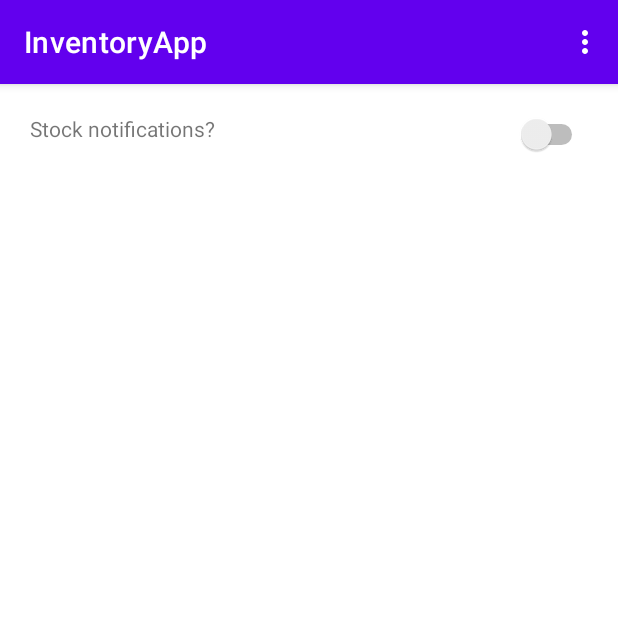
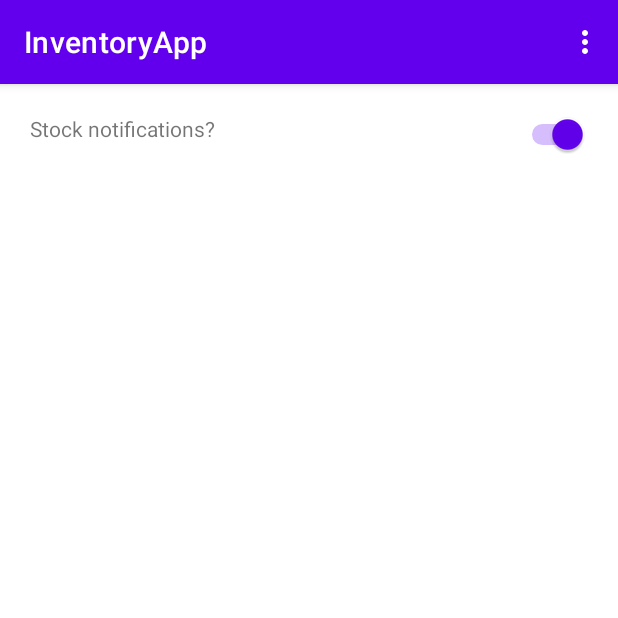
Before and after one commit to wbrandow/InventoryApp_AndroidStudio, an Android app: the NotificationDialogFragment screen opened through its navigation route, in the options menu, after a tap on "Notifications", on a phone screen of 412 x 824 dp, the top half of it. Run offline under Robolectric (Android 15) with nearby library versions, the phone set to English and light mode, and no system bars.

```diff
--- a/InventoryApp/app/src/main/java/com/cs360/inventoryapp/MainActivity.java
+++ b/InventoryApp/app/src/main/java/com/cs360/inventoryapp/MainActivity.java
@@ -4,6 +4,9 @@ import androidx.annotation.NonNull;
 import androidx.appcompat.app.AppCompatActivity;
 import androidx.navigation.Navigation;
 import androidx.navigation.fragment.NavHostFragment;
+
+import android.content.Context;
+import android.content.SharedPreferences;
 import android.os.Bundle;
 import android.view.Menu;
 import android.view.MenuItem;
@@ -26,7 +29,8 @@ public class MainActivity extends AppCompatActivity {
     @Override
     public boolean onOptionsItemSelected(@NonNull MenuItem item) {
         if (item.getItemId() == R.id.notifications) {
-            Navigation.findNavController(findViewById(R.id.nav_host_fragment)).navigate(R.id.notification_dialog_fragment);
+            Navigation.findNavController(findViewById(R.id.nav_host_fragment))
+                    .navigate(R.id.notification_dialog_fragment);
         }
         return true;
     }
--- a/InventoryApp/app/src/main/java/com/cs360/inventoryapp/NotificationDialogFragment.java
+++ b/InventoryApp/app/src/main/java/com/cs360/inventoryapp/NotificationDialogFragment.java
@@ -1,20 +1,44 @@
 package com.cs360.inventoryapp;
 
+import android.content.Context;
+import android.content.SharedPreferences;
 import android.os.Bundle;
 
 import androidx.fragment.app.DialogFragment;
-import androidx.fragment.app.Fragment;
 
 import android.view.LayoutInflater;
 import android.view.View;
 import android.view.ViewGroup;
+import android.widget.Switch;
 
 public class NotificationDialogFragment extends DialogFragment {
-
+    private Switch mSwitchStockNotification;
     @Override
     public View onCreateView(LayoutInflater inflater, ViewGroup container,
                              Bundle savedInstanceState) {
         // Inflate the layout for this fragment
-        return inflater.inflate(R.layout.fragment_notification_dialog, container, false);
+        View view = inflater.inflate(R.layout.fragment_notification_dialog, container, false);
+
+        mSwitchStockNotification = view.findViewById(R.id.switch_stock_notification);
+
+        SharedPreferences sharedPreferences = getActivity().getPreferences(Context.MODE_PRIVATE);
+        boolean notify = sharedPreferences.getBoolean("notify", false);
+        mSwitchStockNotification.setChecked(notify);
+
+        mSwitchStockNotification.setOnClickListener(v -> {
+            SharedPreferences.Editor editor = sharedPreferences.edit();
+            editor.putBoolean("notify", mSwitchStockNotification.isChecked());
+            editor.apply();
+        });
+
+        return view;
+    }
+
+    @Override
+    public void onDestroyView() {
+        super.onDestroyView();
+
+        mSwitchStockNotification.setOnClickListener(null);
+        mSwitchStockNotification = null;
     }
 }
--- a/InventoryApp/app/src/main/res/layout/fragment_notification_dialog.xml
+++ b/InventoryApp/app/src/main/res/layout/fragment_notification_dialog.xml
@@ -15,7 +15,7 @@
         android:text="@string/stock_notifications"/>
 
         <Switch
-            android:id="@+id/stock_notification_switch"
+            android:id="@+id/switch_stock_notification"
             android:layout_width="match_parent"
             android:layout_height="wrap_content"
             android:layout_gravity="right" />
```
